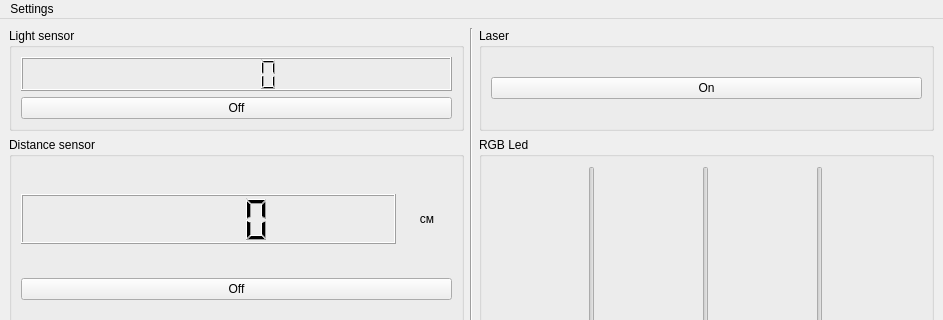
Qt form gui/ui/MainWindow.ui (Ilya-Belyanov/PyArduino) before a commit; both pictures show x 0 to 943 and y 0 to 320 of the 943 by 600 pixel window.
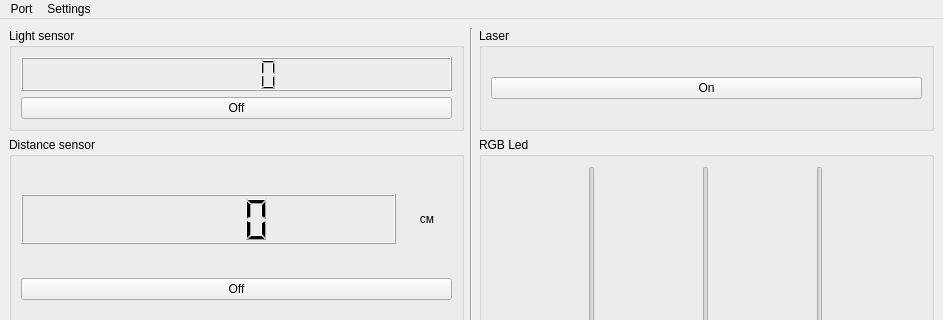
The same form after that commit.

```diff
--- a/gui/ui/MainWindow.ui
+++ b/gui/ui/MainWindow.ui
@@ -287,6 +287,15 @@
     <addaction name="actionConnect_port"/>
     <addaction name="menuLanguages"/>
    </widget>
+   <widget class="QMenu" name="menuPort">
+    <property name="title">
+     <string>Port</string>
+    </property>
+    <addaction name="actionParameters_port"/>
+    <addaction name="actionConnect_port"/>
+    <addaction name="actionClose_port"/>
+   </widget>
+   <addaction name="menuPort"/>
    <addaction name="menuSettings"/>
   </widget>
   <widget class="QStatusBar" name="statusbar"/>
```
Left out of the diff: 17 changed lines with no effect on the pictures.
